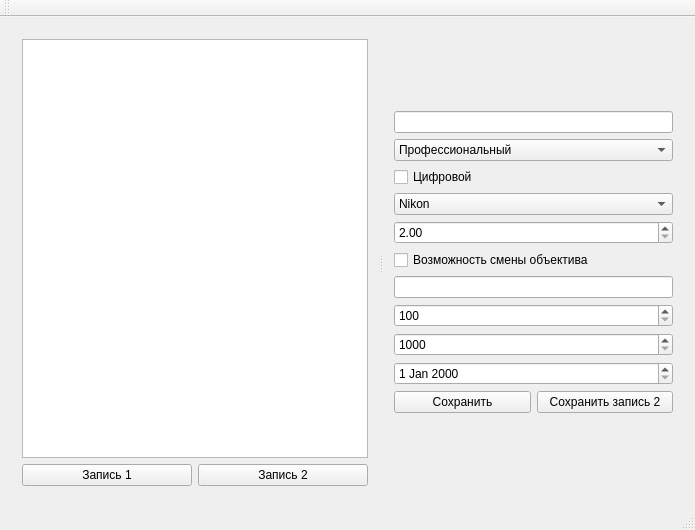
Sapfir0/ProgramLab, file mainwindow.ui: the form before one commit.
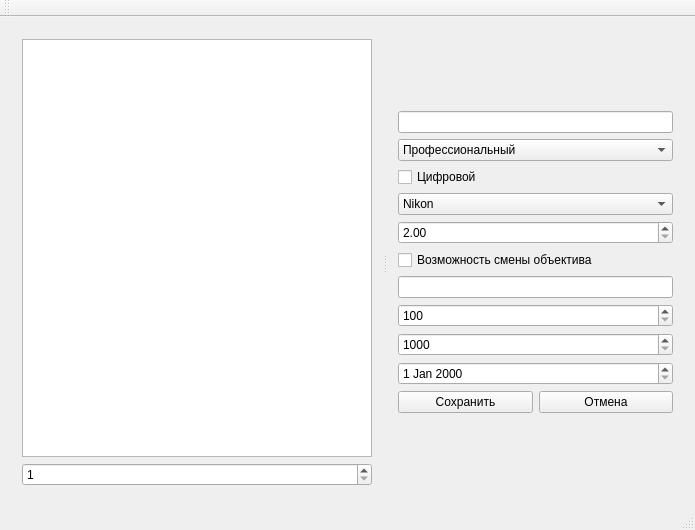
The form after the commit.

```diff
--- a/mainwindow.ui
+++ b/mainwindow.ui
@@ -26,22 +26,17 @@
          <widget class="QListWidget" name="spisok"/>
         </item>
         <item>
-         <layout class="QHBoxLayout" name="horizontalLayout">
-          <item>
-           <widget class="QPushButton" name="write1">
-            <property name="text">
-             <string>Запись 1</string>
-            </property>
-           </widget>
-          </item>
-          <item>
-           <widget class="QPushButton" name="write2">
-            <property name="text">
-             <string>Запись 2</string>
+         <widget class="QSpinBox" name="spinWriting">
+          <property name="minimum">
+           <number>1</number>
+          </property>
+          <property name="maximum">
+           <number>2</number>
             </property>
            </widget>
           </item>
-         </layout>
+        <item>
+         <layout class="QHBoxLayout" name="horizontalLayout"/>
         </item>
        </layout>
       </widget>
@@ -173,9 +168,9 @@
              </widget>
             </item>
             <item>
-             <widget class="QPushButton" name="saveBtn2">
+             <widget class="QPushButton" name="denied">
               <property name="text">
-               <string>Сохранить запись 2</string>
+               <string>Отмена</string>
               </property>
              </widget>
             </item>
```
Lines whose indentation alone changed are shown as unchanged.
